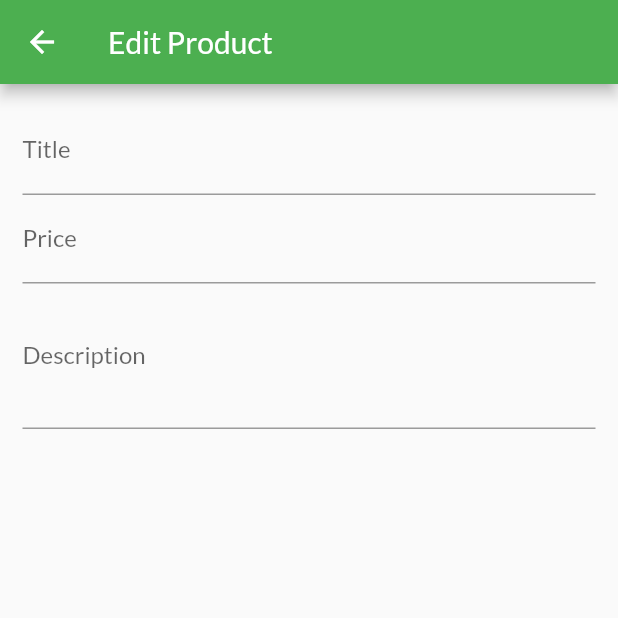
After one commit to samridhav14/ApniDukaan, a Flutter app: the EditProductScreen screen opened by its route, on a phone screen of 412 x 824 dp, the top half of it. The commit adds this screen. Run offline on Flutter 3.47's test engine with Material 2 defaults, Android fonts, the phone set to English and light mode, and no system bars; network calls fail.

Commit message:
edit option working

```diff
--- a/lib/main.dart
+++ b/lib/main.dart
@@ -2,6 +2,7 @@ import 'package:flutter/material.dart';
 import 'package:shopapp/providers/cart.dart';
 import 'package:shopapp/providers/orders.dart';
 import 'package:shopapp/screens/cart_screen.dart';
+import 'package:shopapp/screens/edit_product_screen.dart';
 import 'package:shopapp/screens/orders_screen.dart';
 import 'package:shopapp/screens/users_products_screen.dart';
 import '../screens/product_view_screen.dart';
@@ -44,6 +45,7 @@ class MyApp extends StatelessWidget {
           CartScreen.routeName: (context) => const CartScreen(),
           OrdersScreen.routeName:(context) => const OrdersScreen(),
           UserProductsScreen.routeName:(context) =>  UserProductsScreen(),
+         EditProductScreen.routeName:(context) =>  EditProductScreen(),
         },
       ),
     );
--- /dev/null
+++ b/lib/screens/edit_product_screen.dart
@@ -0,0 +1,70 @@
+import 'package:flutter/material.dart';
+
+class EditProductScreen extends StatefulWidget {
+  const EditProductScreen({super.key});
+  static const routeName='/edit-product';
+  @override
+  State<EditProductScreen> createState() => _EditProductScreenState();
+}
+
+class _EditProductScreenState extends State<EditProductScreen> {
+  final _priceFocusNode=FocusNode();
+  final _descriptionFocusNode=FocusNode();
+  // this focus node can be assigned to any text feild to navigate to other tect feild
+
+
+@override
+  // we need to dispose fous node
+  void dispose(){
+    _priceFocusNode.dispose();
+    _descriptionFocusNode.dispose();
+  }
+
+  Widget build(BuildContext context) {
+    return Scaffold(
+      appBar: AppBar(
+        title: const Text('Edit Product'),
+      ),
+      body: Padding(
+        padding: const EdgeInsets.all(15),
+        child: Form(
+          child:ListView(
+            children: <Widget>[
+              TextFormField(
+                 decoration: InputDecoration(
+                  labelText:'Title',
+                 ),
+                 textInputAction: TextInputAction.next,
+                 // this will help us to navigate to next or focused input feild
+                onFieldSubmitted: (_) {
+                  FocusScope.of(context).requestFocus(_priceFocusNode);
+                },
+              ),
+              TextFormField(
+                 decoration: InputDecoration(
+                  labelText:'Price',
+                 ),
+                 keyboardType: TextInputType.number,
+                 textInputAction: TextInputAction.next,
+                  focusNode: _priceFocusNode,
+                    onFieldSubmitted: (_) {
+                  FocusScope.of(context).requestFocus(_descriptionFocusNode);
+                },
+              ),
+              TextFormField(
+                 decoration: InputDecoration(
+                  labelText:'Description',
+                 ),
+                 maxLines: 3,
+                 keyboardType: TextInputType.multiline,
+                 textInputAction: TextInputAction.next,
+                 focusNode: _descriptionFocusNode,
+              ),
+            ],
+          )
+
+        ),
+      ),
+    );
+  }
+}
--- a/lib/screens/users_products_screen.dart
+++ b/lib/screens/users_products_screen.dart
@@ -1,5 +1,6 @@
 import 'package:flutter/material.dart';
 import 'package:provider/provider.dart';
+import 'package:shopapp/screens/edit_product_screen.dart';
 import '../providers/products_provider.dart';
 import '../widgets/app_drawer.dart';
 import '../widgets/user_product_item.dart';
@@ -17,7 +18,7 @@ class UserProductsScreen extends StatelessWidget {
           IconButton(
             icon: const Icon(Icons.add),
             onPressed: () {
-              // ...
+          Navigator.of(context).pushNamed(EditProductScreen.routeName);
             },
           ),
         ],
```
